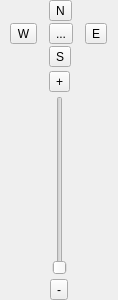
Old version of the form frameworks/qt/plugins/canvas/dmzQtPluginCanvasZoomPanMap.ui in the repository dmzgroup/dmz.
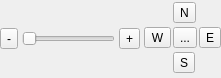
New version of the form.

Commit message: converted toolbar into menus. updated position and orientation of canvas zoom pan map control

```diff
--- a/frameworks/qt/plugins/canvas/dmzQtPluginCanvasZoomPanMap.ui
+++ b/frameworks/qt/plugins/canvas/dmzQtPluginCanvasZoomPanMap.ui
@@ -1,27 +1,91 @@
 <ui version="4.0" >
  <class>zoomPanForm</class>
- <widget class="QWidget" name="zoomPanForm" >
-  <property name="geometry" >
+ <widget class="QWidget" name="zoomPanForm">
+  <property name="geometry">
    <rect>
     <x>0</x>
     <y>0</y>
-    <width>118</width>
-    <height>300</height>
+    <width>221</width>
+    <height>78</height>
    </rect>
   </property>
   <property name="windowTitle" >
    <string>Form</string>
   </property>
-  <layout class="QVBoxLayout" name="verticalLayout" >
-   <property name="spacing" >
+  <layout class="QHBoxLayout" name="horizontalLayout_2">
+   <property name="spacing">
     <number>4</number>
    </property>
-   <property name="margin" >
+   <property name="margin">
     <number>0</number>
    </property>
    <item>
-    <layout class="QGridLayout" name="gridLayout" >
-     <property name="spacing" >
+    <layout class="QHBoxLayout" name="horizontalLayout">
+     <property name="spacing">
+      <number>4</number>
+     </property>
+     <item>
+      <widget class="QToolButton" name="zoomOutButton">
+       <property name="text">
+        <string>-</string>
+       </property>
+       <property name="autoRepeat">
+        <bool>true</bool>
+       </property>
+      </widget>
+     </item>
+     <item>
+      <widget class="QSlider" name="zoomSlider">
+       <property name="minimum">
+        <number>0</number>
+       </property>
+       <property name="maximum">
+        <number>100</number>
+       </property>
+       <property name="singleStep">
+        <number>1</number>
+       </property>
+       <property name="pageStep">
+        <number>5</number>
+       </property>
+       <property name="value">
+        <number>0</number>
+       </property>
+       <property name="sliderPosition">
+        <number>0</number>
+       </property>
+       <property name="orientation">
+        <enum>Qt::Horizontal</enum>
+       </property>
+       <property name="invertedAppearance">
+        <bool>false</bool>
+       </property>
+       <property name="invertedControls">
+        <bool>false</bool>
+       </property>
+       <property name="tickPosition">
+        <enum>QSlider::NoTicks</enum>
+       </property>
+       <property name="tickInterval">
+        <number>5</number>
+       </property>
+      </widget>
+     </item>
+     <item>
+      <widget class="QToolButton" name="zoomInButton">
+       <property name="text">
+        <string>+</string>
+       </property>
+       <property name="autoRepeat">
+        <bool>true</bool>
+       </property>
+      </widget>
+     </item>
+    </layout>
+   </item>
+   <item>
+    <layout class="QGridLayout" name="gridLayout">
+     <property name="spacing">
       <number>2</number>
      </property>
      <item row="0" column="1" >
@@ -44,16 +108,9 @@
        </property>
       </widget>
      </item>
-     <item row="1" column="1" >
-      <widget class="QToolButton" name="zoomAllButton" >
-       <property name="text" >
-        <string>...</string>
-       </property>
-      </widget>
-     </item>
-     <item row="1" column="2" >
-      <widget class="QToolButton" name="panRightButton" >
-       <property name="text" >
+     <item row="1" column="2">
+      <widget class="QToolButton" name="panRightButton">
+       <property name="text">
         <string>E</string>
        </property>
        <property name="autoRepeat" >
@@ -71,152 +128,12 @@
        </property>
       </widget>
      </item>
-    </layout>
-   </item>
-   <item>
-    <layout class="QHBoxLayout" name="horizontalLayout_2" >
-     <item>
-      <spacer name="horizontalSpacer_3" >
-       <property name="orientation" >
-        <enum>Qt::Horizontal</enum>
+     <item row="1" column="1">
+      <widget class="QToolButton" name="zoomAllButton">
+       <property name="text">
+        <string>...</string>
        </property>
-       <property name="sizeHint" stdset="0" >
-        <size>
-         <width>40</width>
-         <height>20</height>
-        </size>
-       </property>
-      </spacer>
-     </item>
-     <item>
-      <widget class="QToolButton" name="zoomInButton" >
-       <property name="text" >
-        <string>+</string>
-       </property>
-       <property name="autoRepeat" >
-        <bool>true</bool>
-       </property>
       </widget>
-     </item>
-     <item>
-      <spacer name="horizontalSpacer_4" >
-       <property name="orientation" >
-        <enum>Qt::Horizontal</enum>
-       </property>
-       <property name="sizeHint" stdset="0" >
-        <size>
-         <width>40</width>
-         <height>20</height>
-        </size>
-       </property>
-      </spacer>
-     </item>
-    </layout>
-   </item>
-   <item>
-    <layout class="QHBoxLayout" name="horizontalLayout" >
-     <item>
-      <spacer name="horizontalSpacer" >
-       <property name="orientation" >
-        <enum>Qt::Horizontal</enum>
-       </property>
-       <property name="sizeHint" stdset="0" >
-        <size>
-         <width>40</width>
-         <height>20</height>
-        </size>
-       </property>
-      </spacer>
-     </item>
-     <item>
-      <widget class="QSlider" name="zoomSlider" >
-       <property name="minimum" >
-        <number>0</number>
-       </property>
-       <property name="maximum" >
-        <number>100</number>
-       </property>
-       <property name="singleStep" >
-        <number>1</number>
-       </property>
-       <property name="pageStep" >
-        <number>5</number>
-       </property>
-       <property name="value" >
-        <number>0</number>
-       </property>
-       <property name="sliderPosition" >
-        <number>0</number>
-       </property>
-       <property name="orientation" >
-        <enum>Qt::Vertical</enum>
-       </property>
-       <property name="invertedAppearance" >
-        <bool>false</bool>
-       </property>
-       <property name="invertedControls" >
-        <bool>false</bool>
-       </property>
-       <property name="tickPosition" >
-        <enum>QSlider::NoTicks</enum>
-       </property>
-       <property name="tickInterval" >
-        <number>5</number>
-       </property>
-      </widget>
-     </item>
-     <item>
-      <spacer name="horizontalSpacer_2" >
-       <property name="orientation" >
-        <enum>Qt::Horizontal</enum>
-       </property>
-       <property name="sizeHint" stdset="0" >
-        <size>
-         <width>40</width>
-         <height>20</height>
-        </size>
-       </property>
-      </spacer>
-     </item>
-    </layout>
-   </item>
-   <item>
-    <layout class="QHBoxLayout" name="horizontalLayout_3" >
-     <item>
-      <spacer name="horizontalSpacer_5" >
-       <property name="orientation" >
-        <enum>Qt::Horizontal</enum>
-       </property>
-       <property name="sizeHint" stdset="0" >
-        <size>
-         <width>40</width>
-         <height>20</height>
-        </size>
-       </property>
-      </spacer>
-     </item>
-     <item>
-      <widget class="QToolButton" name="zoomOutButton" >
-       <property name="text" >
-        <string>-</string>
-       </property>
-       <property name="autoRepeat" >
-        <bool>true</bool>
-       </property>
-      </widget>
-     </item>
-     <item>
-      <spacer name="horizontalSpacer_6" >
-       <property name="orientation" >
-        <enum>Qt::Horizontal</enum>
-       </property>
-       <property name="sizeHint" stdset="0" >
-        <size>
-         <width>40</width>
-         <height>20</height>
-        </size>
-       </property>
-      </spacer>
      </item>
     </layout>
    </item>
```
Left out of the diff: 59 changed lines with no effect on the pictures. The commit also changes 5 other files.
